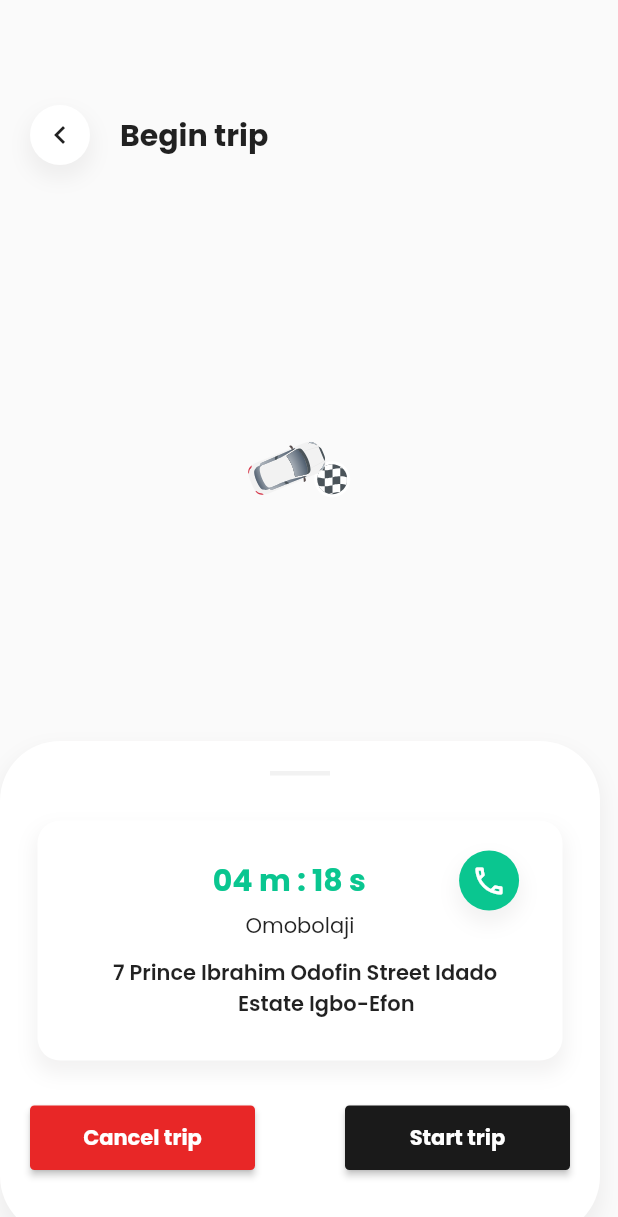
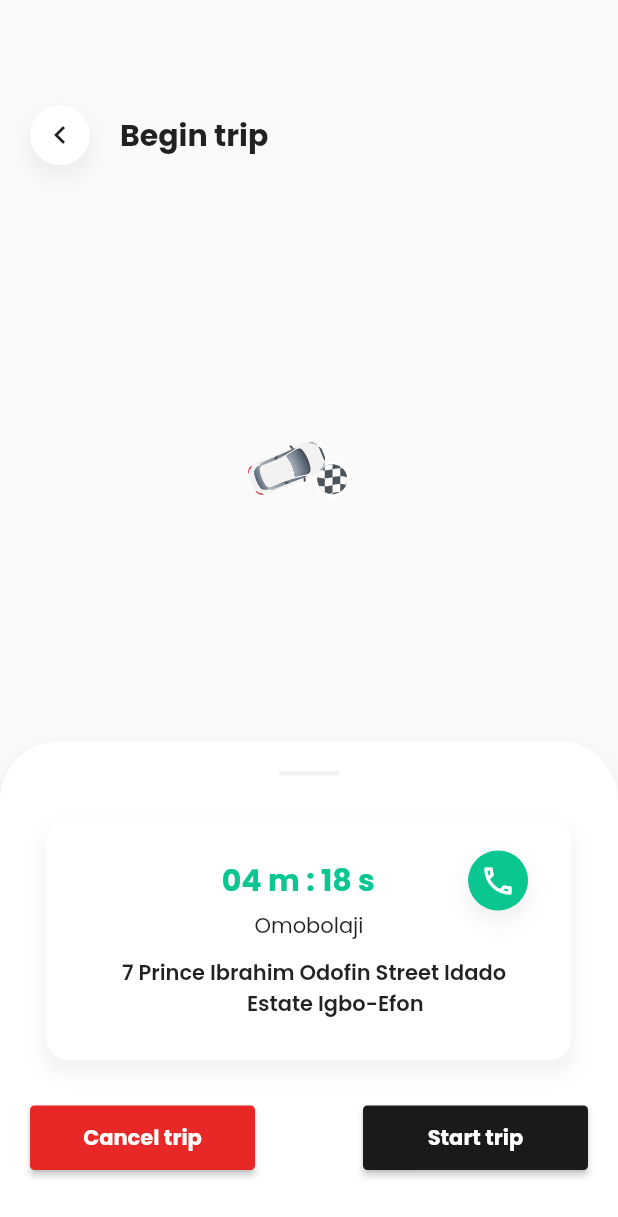
Before and after one commit to Tedionwe/simple_app, a Flutter app: the Incoming screen opened by its route, after a tap on "Accept trip", on a phone screen of 412 x 824 dp. Shown: the top 1217 px of the screen. Run offline on Flutter 3.47's test engine with Material 2 defaults, Android fonts, the light colour scheme and no system bars; our stand-ins replace flutter_svg, google_fonts.

Commit message:
add spaces

```diff
--- a/lib/Pages/incoming/incoming.dart
+++ b/lib/Pages/incoming/incoming.dart
@@ -57,11 +57,11 @@ class _IncomingState extends State<Incoming> {
                   child: Stack(
                     children: [
                       Container(
-                        margin: EdgeInsets.fromLTRB(0, 0, 0, 0),
-                        child: SvgPicture.asset('assets/eta.svg')),
+                        margin: EdgeInsets.fromLTRB(20, 0, 0, 0),
+                        child: SvgPicture.asset('assets/eta.svg', width: 70,)),
                       Container(
-                        margin: EdgeInsets.fromLTRB(30, 60, 0, 0),
-                        child: SvgPicture.asset('assets/root.svg')),
+                        margin: EdgeInsets.fromLTRB(30, 40, 0, 0),
+                        child: SvgPicture.asset('assets/root.svg', width: 175,)),
                     ],
                   ),
                 ),
--- a/lib/widgets/bottom2.dart
+++ b/lib/widgets/bottom2.dart
@@ -18,11 +18,14 @@ class _BottomSheetWidget2State extends State<BottomSheetWidget2> {
   @override
   Widget build(BuildContext context) {
     return Container(
-      width: 400,
+      width: 500,
       height: 330,
       decoration: BoxDecoration(
             color: Colors.white,
-            borderRadius: BorderRadius.circular(40),
+            borderRadius: BorderRadius.only(
+              topLeft: Radius.circular(40),
+               topRight: Radius.circular(40)
+            ),
             boxShadow: [
                 BoxShadow(
                     color: Color.fromRGBO(204, 202, 202, 0.25) ,
--- a/lib/widgets/bottom_sheet.dart
+++ b/lib/widgets/bottom_sheet.dart
@@ -19,11 +19,14 @@ class _BottomSheetWidgetState extends State<BottomSheetWidget> {
   @override
   Widget build(BuildContext context) {
     return Container(
-      width: 400,
-      height: 490,
+      width: 500,
+      height: 445,
       decoration: BoxDecoration(
             color: Colors.white,
-            borderRadius: BorderRadius.circular(40),
+            borderRadius: BorderRadius.only(
+              topLeft: Radius.circular(40),
+               topRight: Radius.circular(40)
+            ),
             boxShadow: [
                 BoxShadow(
                     color: Color.fromRGBO(204, 202, 202, 0.25) ,
```
